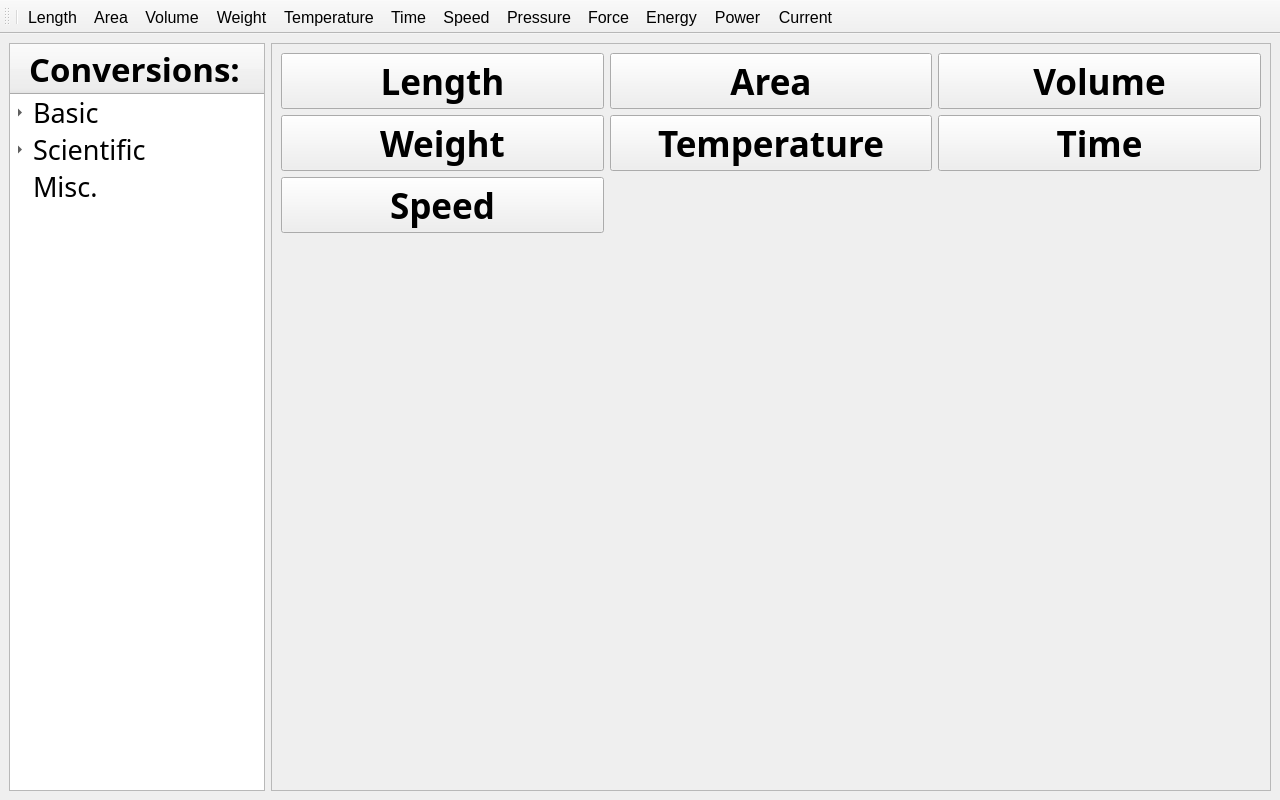
Before: the Qt Designer form mainwindow.ui in 30vam/cute-converter, drawn with Qt 5.
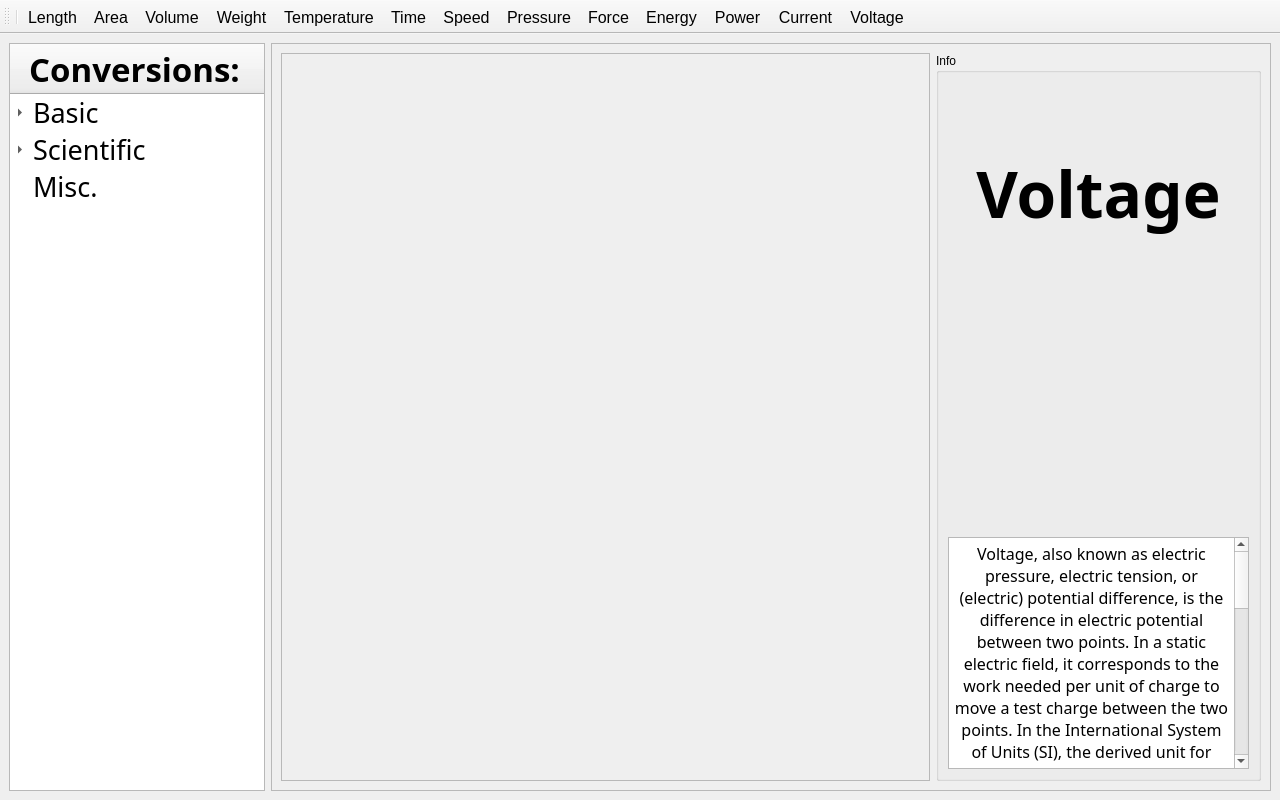
After: the same form once the commit is applied. Icons and pictures are not drawn.

Commit message: Added voltage converter

```diff
--- a/mainwindow.ui
+++ b/mainwindow.ui
@@ -339,7 +339,7 @@
        <enum>QFrame::StyledPanel</enum>
       </property>
       <property name="currentIndex">
-       <number>0</number>
+       <number>14</number>
       </property>
       <widget class="QWidget" name="basicPage">
        <layout class="QGridLayout" name="gridLayout">
@@ -2934,6 +2934,181 @@
         </item>
        </layout>
       </widget>
+      <widget class="QWidget" name="voltageWidget">
+       <layout class="QHBoxLayout" name="horizontalLayout_14" stretch="2,1">
+        <item>
+         <widget class="QScrollArea" name="voltageScrollArea">
+          <property name="sizePolicy">
+           <sizepolicy hsizetype="Expanding" vsizetype="Expanding">
+            <horstretch>0</horstretch>
+            <verstretch>0</verstretch>
+           </sizepolicy>
+          </property>
+          <property name="widgetResizable">
+           <bool>true</bool>
+          </property>
+          <widget class="QWidget" name="scrollAreaWidgetContents_13">
+           <property name="geometry">
+            <rect>
+             <x>0</x>
+             <y>0</y>
+             <width>647</width>
+             <height>639</height>
+            </rect>
+           </property>
+          </widget>
+         </widget>
+        </item>
+        <item>
+         <widget class="QGroupBox" name="voltageInfoGroupBox">
+          <property name="sizePolicy">
+           <sizepolicy hsizetype="Ignored" vsizetype="Ignored">
+            <horstretch>0</horstretch>
+            <verstretch>0</verstretch>
+           </sizepolicy>
+          </property>
+          <property name="title">
+           <string>Info</string>
+          </property>
+          <layout class="QVBoxLayout" name="verticalLayout_13">
+           <item>
+            <widget class="QLabel" name="voltageLabel">
+             <property name="sizePolicy">
+              <sizepolicy hsizetype="Preferred" vsizetype="Preferred">
+               <horstretch>0</horstretch>
+               <verstretch>0</verstretch>
+              </sizepolicy>
+             </property>
+             <property name="minimumSize">
+              <size>
+               <width>0</width>
+               <height>0</height>
+              </size>
+             </property>
+             <property name="font">
+              <font>
+               <family>Aleo</family>
+               <pointsize>48</pointsize>
+               <italic>false</italic>
+               <bold>true</bold>
+               <underline>false</underline>
+               <strikeout>false</strikeout>
+              </font>
+             </property>
+             <property name="text">
+              <string>&lt;html&gt;&lt;head/&gt;&lt;body&gt;&lt;p&gt;Voltage&lt;/p&gt;&lt;/body&gt;&lt;/html&gt;</string>
+             </property>
+             <property name="textFormat">
+              <enum>Qt::AutoText</enum>
+             </property>
+             <property name="scaledContents">
+              <bool>false</bool>
+             </property>
+             <property name="alignment">
+              <set>Qt::AlignCenter</set>
+             </property>
+             <property name="wordWrap">
+              <bool>false</bool>
+             </property>
+            </widget>
+           </item>
+           <item>
+            <widget class="QLabel" name="voltageImageLabel">
+             <property name="sizePolicy">
+              <sizepolicy hsizetype="Preferred" vsizetype="Preferred">
+               <horstretch>0</horstretch>
+               <verstretch>0</verstretch>
+              </sizepolicy>
+             </property>
+             <property name="minimumSize">
+              <size>
+               <width>0</width>
+               <height>0</height>
+              </size>
+             </property>
+             <property name="font">
+              <font>
+               <pointsize>20</pointsize>
+               <bold>false</bold>
+               <underline>false</underline>
+               <strikeout>false</strikeout>
+              </font>
+             </property>
+             <property name="text">
+              <string/>
+             </property>
+             <property name="textFormat">
+              <enum>Qt::AutoText</enum>
+             </property>
+             <property name="pixmap">
+              <pixmap resource="icons.qrc">:/icons/voltage_icon.png</pixmap>
+             </property>
+             <property name="scaledContents">
+              <bool>true</bool>
+             </property>
+             <property name="wordWrap">
+              <bool>false</bool>
+             </property>
+            </widget>
+           </item>
+           <item>
+            <widget class="QTextBrowser" name="voltageTextBrowser">
+             <property name="sizePolicy">
+              <sizepolicy hsizetype="Preferred" vsizetype="Fixed">
+               <horstretch>0</horstretch>
+               <verstretch>0</verstretch>
+              </sizepolicy>
+             </property>
+             <property name="minimumSize">
+              <size>
+               <width>0</width>
+               <height>232</height>
+              </size>
+             </property>
+             <property name="maximumSize">
+              <size>
+               <width>16777215</width>
+               <height>232</height>
+              </size>
+             </property>
+             <property name="font">
+              <font>
+               <family>Aleo</family>
+               <pointsize>12</pointsize>
+              </font>
+             </property>
+             <property name="documentTitle">
+              <string/>
+             </property>
+             <property name="lineWrapMode">
+              <enum>QTextEdit::WidgetWidth</enum>
+             </property>
+             <property name="html">
+              <string>&lt;!DOCTYPE HTML PUBLIC &quot;-//W3C//DTD HTML 4.0//EN&quot; &quot;http://www.w3.org/TR/REC-html40/strict.dtd&quot;&gt;
+&lt;html&gt;&lt;head&gt;&lt;meta name=&quot;qrichtext&quot; content=&quot;1&quot; /&gt;&lt;meta charset=&quot;utf-8&quot; /&gt;&lt;style type=&quot;text/css&quot;&gt;
+p, li { white-space: pre-wrap; }
+hr { height: 1px; border-width: 0; }
+li.unchecked::marker { content: &quot;\2610&quot;; }
+li.checked::marker { content: &quot;\2612&quot;; }
+&lt;/style&gt;&lt;/head&gt;&lt;body style=&quot; font-family:'Aleo'; font-size:12pt; font-weight:400; font-style:normal;&quot;&gt;
+&lt;p align=&quot;center&quot; style=&quot; margin-top:0px; margin-bottom:0px; margin-left:0px; margin-right:0px; -qt-block-indent:0; text-indent:0px;&quot;&gt;Voltage, also known as electric pressure, electric tension, or (electric) potential difference, is the difference in electric potential between two points. In a static electric field, it corresponds to the work needed per unit of charge to move a test charge between the two points. In the International System of Units (SI), the derived unit for voltage is volt (V).&lt;/p&gt;
+&lt;p align=&quot;center&quot; style=&quot;-qt-paragraph-type:empty; margin-top:0px; margin-bottom:0px; margin-left:0px; margin-right:0px; -qt-block-indent:0; text-indent:0px;&quot;&gt;&lt;br /&gt;&lt;/p&gt;
+&lt;p align=&quot;center&quot; style=&quot; margin-top:0px; margin-bottom:0px; margin-left:0px; margin-right:0px; -qt-block-indent:0; text-indent:0px;&quot;&gt;The voltage between points can be caused by the build-up of electric charge (e.g., a capacitor), and from an electromotive force (e.g., electromagnetic induction in generator, inductors, and transformers).&lt;/p&gt;
+&lt;p align=&quot;center&quot; style=&quot;-qt-paragraph-type:empty; margin-top:0px; margin-bottom:0px; margin-left:0px; margin-right:0px; -qt-block-indent:0; text-indent:0px;&quot;&gt;&lt;br /&gt;&lt;/p&gt;
+&lt;p align=&quot;center&quot; style=&quot; margin-top:0px; margin-bottom:0px; margin-left:0px; margin-right:0px; -qt-block-indent:0; text-indent:0px;&quot;&gt; On a macroscopic scale, a potential difference can be caused by electrochemical processes (e.g., cells and batteries), the pressure-induced piezoelectric effect, and the thermoelectric effect. Since it is the difference in electric potential, it is a physical scalar quantity.&lt;/p&gt;
+&lt;p align=&quot;center&quot; style=&quot;-qt-paragraph-type:empty; margin-top:0px; margin-bottom:0px; margin-left:0px; margin-right:0px; -qt-block-indent:0; text-indent:0px;&quot;&gt;&lt;br /&gt;&lt;/p&gt;
+&lt;p align=&quot;center&quot; style=&quot; margin-top:0px; margin-bottom:0px; margin-left:0px; margin-right:0px; -qt-block-indent:0; text-indent:0px;&quot;&gt;A voltmeter can be used to measure the voltage between two points in a system. Often a common reference potential such as the ground of the system is used as one of the points. A voltage can represent either a source of energy or the loss, dissipation, or storage of energy.&lt;/p&gt;&lt;/body&gt;&lt;/html&gt;</string>
+             </property>
+             <property name="openLinks">
+              <bool>false</bool>
+             </property>
+            </widget>
+           </item>
+          </layout>
+         </widget>
+        </item>
+       </layout>
+      </widget>
      </widget>
     </item>
    </layout>
@@ -2985,6 +3160,7 @@
    <addaction name="switchToEnergyAction"/>
    <addaction name="switchToPowerAction"/>
    <addaction name="switchToCurrentAction"/>
+   <addaction name="switchToVoltageAction"/>
   </widget>
   <action name="switchToLengthAction">
    <property name="icon">
@@ -3130,6 +3306,18 @@
     <string>Switch to current converter</string>
    </property>
   </action>
+  <action name="switchToVoltageAction">
+   <property name="icon">
+    <iconset resource="icons.qrc">
+     <normaloff>:/icons/voltage_icon.png</normaloff>:/icons/voltage_icon.png</iconset>
+   </property>
+   <property name="text">
+    <string>Voltage</string>
+   </property>
+   <property name="toolTip">
+    <string>Switch to voltage converter</string>
+   </property>
+  </action>
  </widget>
  <resources>
   <include location="icons.qrc"/>
```
Left out of the diff: 38 changed lines with no effect on the pictures. The commit also changes 6 other files.
